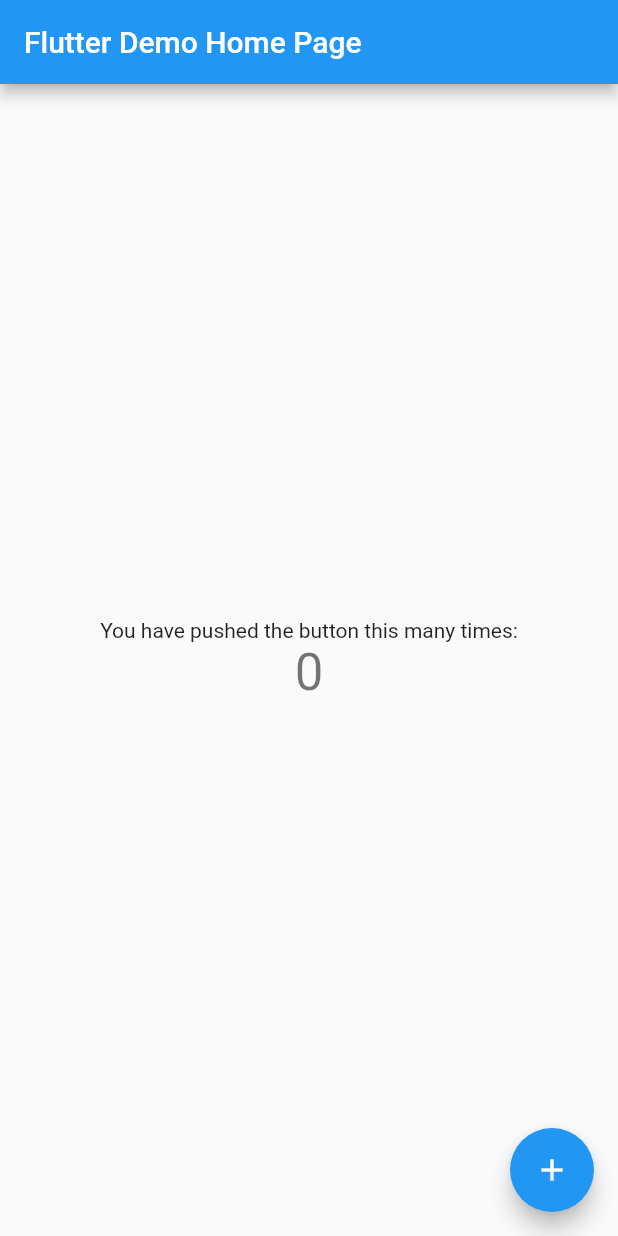
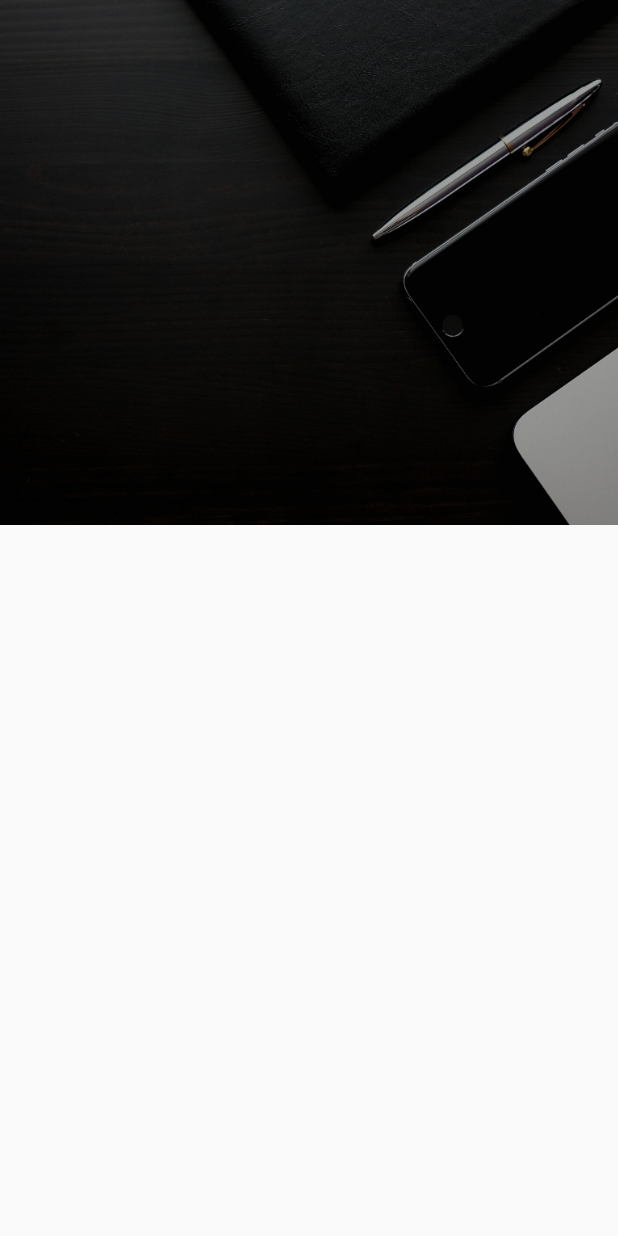
Before and after one commit to EMIkram/portfolio, a Flutter app: the screen it shows after launch, on a phone screen of 412 x 824 dp. Run offline on Flutter 3.47's test engine with Material 2 defaults, Android fonts, the phone set to English and light mode, and no system bars; missing offline and left inert: dart:html.

```diff
--- a/lib/main.dart
+++ b/lib/main.dart
@@ -1,4 +1,5 @@
 import 'package:flutter/material.dart';
+import 'package:portfolio/views/home.dart';
 
 void main() {
   runApp(MyApp());
@@ -22,92 +23,7 @@ class MyApp extends StatelessWidget {
         // is not restarted.
         primarySwatch: Colors.blue,
       ),
-      home: MyHomePage(title: 'Flutter Demo Home Page'),
+      home: HomePage(),
     );
   }
 }
-
-class MyHomePage extends StatefulWidget {
-  MyHomePage({Key? key, required this.title}) : super(key: key);
-
-  // This widget is the home page of your application. It is stateful, meaning
-  // that it has a State object (defined below) that contains fields that affect
-  // how it looks.
-
-  // This class is the configuration for the state. It holds the values (in this
-  // case the title) provided by the parent (in this case the App widget) and
-  // used by the build method of the State. Fields in a Widget subclass are
-  // always marked "final".
-
-  final String title;
-
-  @override
-  _MyHomePageState createState() => _MyHomePageState();
-}
-
-class _MyHomePageState extends State<MyHomePage> {
-  int _counter = 0;
-
-  void _incrementCounter() {
-    setState(() {
-      // This call to setState tells the Flutter framework that something has
-      // changed in this State, which causes it to rerun the build method below
-      // so that the display can reflect the updated values. If we changed
-      // _counter without calling setState(), then the build method would not be
-      // called again, and so nothing would appear to happen.
-      _counter++;
-    });
-  }
-
-  @override
-  Widget build(BuildContext context) {
-    // This method is rerun every time setState is called, for instance as done
-    // by the _incrementCounter method above.
-    //
-    // The Flutter framework has been optimized to make rerunning build methods
-    // fast, so that you can just rebuild anything that needs updating rather
-    // than having to individually change instances of widgets.
-    return Scaffold(
-      appBar: AppBar(
-        // Here we take the value from the MyHomePage object that was created by
-        // the App.build method, and use it to set our appbar title.
-        title: Text(widget.title),
-      ),
-      body: Center(
-        // Center is a layout widget. It takes a single child and positions it
-        // in the middle of the parent.
-        child: Column(
-          // Column is also a layout widget. It takes a list of children and
-          // arranges them vertically. By default, it sizes itself to fit its
-          // children horizontally, and tries to be as tall as its parent.
-          //
-          // Invoke "debug painting" (press "p" in the console, choose the
-          // "Toggle Debug Paint" action from the Flutter Inspector in Android
-          // Studio, or the "Toggle Debug Paint" command in Visual Studio Code)
-          // to see the wireframe for each widget.
-          //
-          // Column has various properties to control how it sizes itself and
-          // how it positions its children. Here we use mainAxisAlignment to
-          // center the children vertically; the main axis here is the vertical
-          // axis because Columns are vertical (the cross axis would be
-          // horizontal).
-          mainAxisAlignment: MainAxisAlignment.center,
-          children: <Widget>[
-            Text(
-              'You have pushed the button this many times:',
-            ),
-            Text(
-              '$_counter',
-              style: Theme.of(context).textTheme.headline4,
-            ),
-          ],
-        ),
-      ),
-      floatingActionButton: FloatingActionButton(
-        onPressed: _incrementCounter,
-        tooltip: 'Increment',
-        child: Icon(Icons.add),
-      ), // This trailing comma makes auto-formatting nicer for build methods.
-    );
-  }
-}
--- /dev/null
+++ b/lib/views/home.dart
@@ -0,0 +1,48 @@
+import 'dart:html';
+
+import 'package:flutter/material.dart';
+
+class HomePage extends StatelessWidget {
+  const HomePage({Key? key}) : super(key: key);
+
+  @override
+  Widget build(BuildContext context) {
+    double width = MediaQuery.of(context).size.width;
+    double height = MediaQuery.of(context).size.height;
+    print(width);
+    return Scaffold(
+      body: SingleChildScrollView(
+        child: Column(
+          children: [
+            Stack(
+              alignment: Alignment.bottomLeft,
+              children: [
+                Container(
+                  width: width,
+                  height: 350,
+                  child: Image.asset("assets/images/portfolio_header.png",
+                  fit: BoxFit.cover,),
+                ),
+                Container(
+                  width: width,
+                  height: 350,
+                  color: Colors.black38,
+                ),
+                // Row(
+                //   children: [
+                //     SizedBox(width: 100,),
+                //     CircleAvatar(
+                //       child: CircleAvatar(
+                //         child: Image.asset('assets/images/dp.png'),
+                //       ),
+                //     )
+                //   ],
+                // )
+              ],
+            )
+          ],
+        ),
+      ),
+    );
+  }
+}
--- a/pubspec.yaml
+++ b/pubspec.yaml
@@ -45,8 +45,9 @@ flutter:
   uses-material-design: true
 
   # To add assets to your application, add an assets section, like this:
-  # assets:
-  #   - images/a_dot_burr.jpeg
+  assets:
+   - assets/images/
+#     - images/a_dot_burr.jpeg
   #   - images/a_dot_ham.jpeg
 
   # An image asset can refer to one or more resolution-specific "variants", see
```
Also changed, not shown: assets/images/dp.png (added), assets/images/portfolio_header.png (added), 1 other file.
